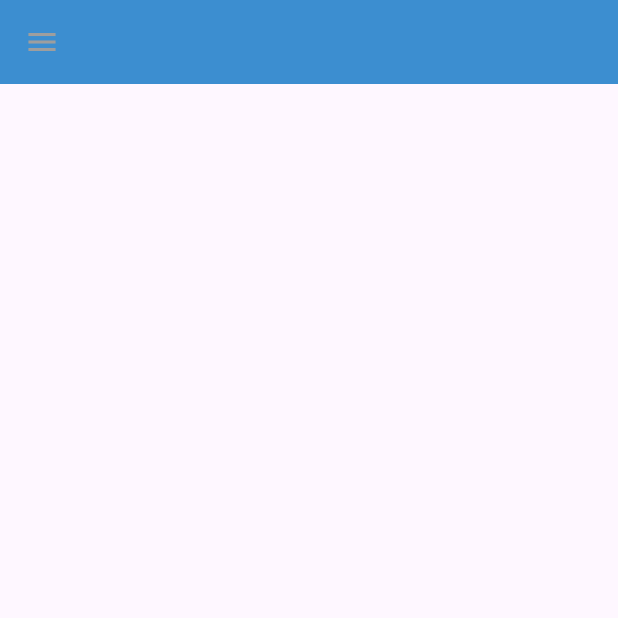
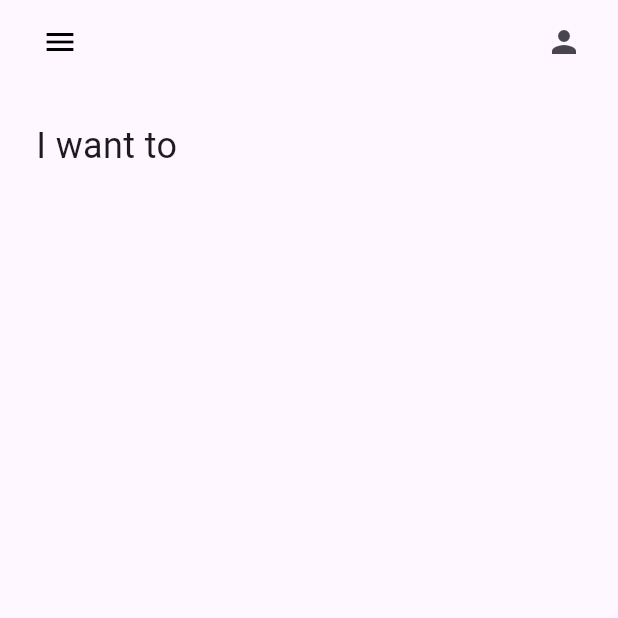
Before and after one commit to LuisChito/p1, a Flutter app: the screen it shows after launch, on a phone screen of 412 x 824 dp, the top half of it. Run offline on Flutter 3.47's test engine with Material 3 defaults, Android fonts, the phone set to English and light mode, and no system bars; statements that could not run were skipped.

Commit message:
myTab añadido

```diff
--- a/p1_donut_app_luis_salazar/lib/main.dart
+++ b/p1_donut_app_luis_salazar/lib/main.dart
@@ -12,6 +12,7 @@ class MainApp extends StatelessWidget {
   @override
   Widget build(BuildContext context) {
     return const MaterialApp(
+      debugShowCheckedModeBanner: false,
       home: HomePage(),
     );
   }
--- a/p1_donut_app_luis_salazar/lib/pages/home_page.dart
+++ b/p1_donut_app_luis_salazar/lib/pages/home_page.dart
@@ -8,12 +8,42 @@ class HomePage extends StatefulWidget {
 }
 
 class _HomePageState extends State<HomePage> {
+  List <Widget> myTabs = [
+    //donut tab
+    const MyTab(
+      iconPath: 'lib/icons/donut.png')
+    //burguers tab
+    //smoothie tab
+    //pancake tab
+    //pizza tab
+  ];
+
   @override
   Widget build(BuildContext context) {
     return Scaffold(
       appBar: AppBar(
-        backgroundColor: const Color.fromARGB(255, 60, 142, 208),
-        leading: const Icon(Icons.menu, color: Colors.grey),
+        backgroundColor: Colors.transparent,
+        leading: const Padding(
+          padding: EdgeInsets.only(left: 24.0),
+          child: Icon(Icons.menu, color: Colors.black),
+        ),
+        actions: const [
+          Padding(
+            padding: EdgeInsets.only(right: 24.0),
+            child: Icon(Icons.person),
+          ),
+        ],
+      ),
+      body: const Column(
+        children: [
+          Padding(
+            padding: EdgeInsets.all(24.0),
+            child: Text(
+              "I want to",
+              style: TextStyle(fontSize: 24),
+            ),
+          ),
+        ],
       ),
     );
   }
--- /dev/null
+++ b/p1_donut_app_luis_salazar/lib/utils/myTab.dart
@@ -0,0 +1,17 @@
+import 'package:flutter/material.dart';
+
+class MyTab extends StatelessWidget {
+  final String iconPath;
+
+  const MyWidget({super.key, required this.iconPath});
+
+  @override
+  Widget build(BuildContext context) {
+    return Tab(
+      child: Container(
+        color: Colors.grey[600], // Corrección del color
+        child: Image.asset(iconPath),
+      ),
+    );
+  }
+}
```
Also changed, not shown: 1 other file.
